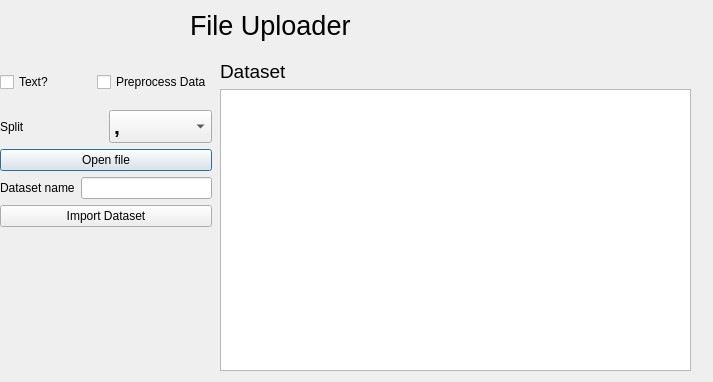
Before: the Qt Designer form ui/fileImporter.ui in GalaxyCrysis/DS_Platform, drawn with Qt 5.
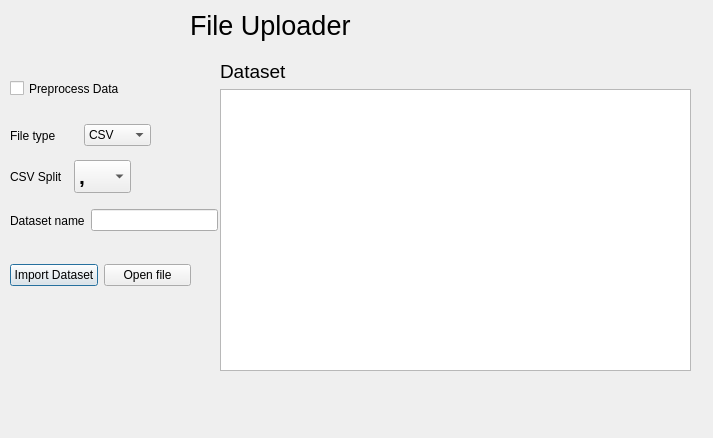
After: the same form once the commit is applied.

```diff
--- a/ui/fileImporter.ui
+++ b/ui/fileImporter.ui
@@ -7,7 +7,7 @@
     <x>0</x>
     <y>0</y>
     <width>713</width>
-    <height>382</height>
+    <height>438</height>
    </rect>
   </property>
   <property name="windowTitle">
@@ -58,42 +58,55 @@
     </item>
    </layout>
   </widget>
-  <widget class="QWidget" name="">
-   <property name="geometry">
-    <rect>
-     <x>0</x>
-     <y>60</y>
-     <width>212</width>
-     <height>181</height>
-    </rect>
-   </property>
-   <layout class="QVBoxLayout" name="verticalLayout_4">
-    <item>
-     <layout class="QHBoxLayout" name="horizontalLayout">
-      <item>
-       <widget class="QCheckBox" name="textCheck">
-        <property name="text">
-         <string>Text?</string>
-        </property>
-       </widget>
-      </item>
-      <item>
        <widget class="QCheckBox" name="preprocessCheck">
+   <property name="geometry">
+    <rect>
+     <x>10</x>
+     <y>80</y>
+     <width>141</width>
+     <height>17</height>
+    </rect>
+   </property>
         <property name="text">
          <string>Preprocess Data</string>
         </property>
        </widget>
-      </item>
-     </layout>
-    </item>
-    <item>
-     <layout class="QVBoxLayout" name="verticalLayout_3">
-      <item>
-       <layout class="QHBoxLayout" name="horizontalLayout_4">
+  <widget class="QWidget" name="">
+   <property name="geometry">
+    <rect>
+     <x>10</x>
+     <y>200</y>
+     <width>208</width>
+     <height>41</height>
+    </rect>
+   </property>
+   <layout class="QHBoxLayout" name="horizontalLayout_2">
+    <item>
+     <widget class="QLabel" name="label_5">
+      <property name="text">
+       <string>Dataset name</string>
+      </property>
+     </widget>
+    </item>
+    <item>
+     <widget class="QLineEdit" name="nameEdit"/>
+    </item>
+   </layout>
+  </widget>
+  <widget class="QWidget" name="">
+   <property name="geometry">
+    <rect>
+     <x>10</x>
+     <y>160</y>
+     <width>121</width>
+     <height>33</height>
+    </rect>
+   </property>
+   <layout class="QHBoxLayout" name="horizontalLayout_3">
         <item>
          <widget class="QLabel" name="label_2">
           <property name="text">
-           <string>Split</string>
+       <string>CSV Split</string>
           </property>
          </widget>
         </item>
@@ -139,32 +152,55 @@
          </widget>
         </item>
        </layout>
-      </item>
+  </widget>
+  <widget class="QWidget" name="">
+   <property name="geometry">
+    <rect>
+     <x>10</x>
+     <y>120</y>
+     <width>141</width>
+     <height>31</height>
+    </rect>
+   </property>
+   <layout class="QHBoxLayout" name="horizontalLayout">
       <item>
-       <layout class="QVBoxLayout" name="verticalLayout_2">
-        <item>
-         <widget class="QPushButton" name="openButton">
+     <widget class="QLabel" name="label_3">
           <property name="text">
-           <string>Open file</string>
+       <string>File type</string>
           </property>
          </widget>
         </item>
-       </layout>
-      </item>
       <item>
-       <layout class="QHBoxLayout" name="horizontalLayout_5">
+     <widget class="QComboBox" name="typeBox">
         <item>
-         <widget class="QLabel" name="label_5">
           <property name="text">
-           <string>Dataset name</string>
-          </property>
-         </widget>
+        <string>CSV</string>
+       </property>
         </item>
         <item>
-         <widget class="QLineEdit" name="nameEdit"/>
-        </item>
-       </layout>
+       <property name="text">
+        <string>Text</string>
+       </property>
+      </item>
+      <item>
+       <property name="text">
+        <string>XML</string>
+       </property>
       </item>
+     </widget>
+    </item>
+   </layout>
+  </widget>
+  <widget class="QWidget" name="">
+   <property name="geometry">
+    <rect>
+     <x>10</x>
+     <y>250</y>
+     <width>181</width>
+     <height>51</height>
+    </rect>
+   </property>
+   <layout class="QHBoxLayout" name="horizontalLayout_4">
       <item>
        <widget class="QPushButton" name="importButton">
         <property name="text">
@@ -172,7 +208,12 @@
         </property>
        </widget>
       </item>
-     </layout>
+    <item>
+     <widget class="QPushButton" name="openButton">
+      <property name="text">
+       <string>Open file</string>
+      </property>
+     </widget>
     </item>
    </layout>
   </widget>
```
Left out of the diff: 4 changed lines with no effect on the pictures. Lines whose indentation alone changed are shown as unchanged.
